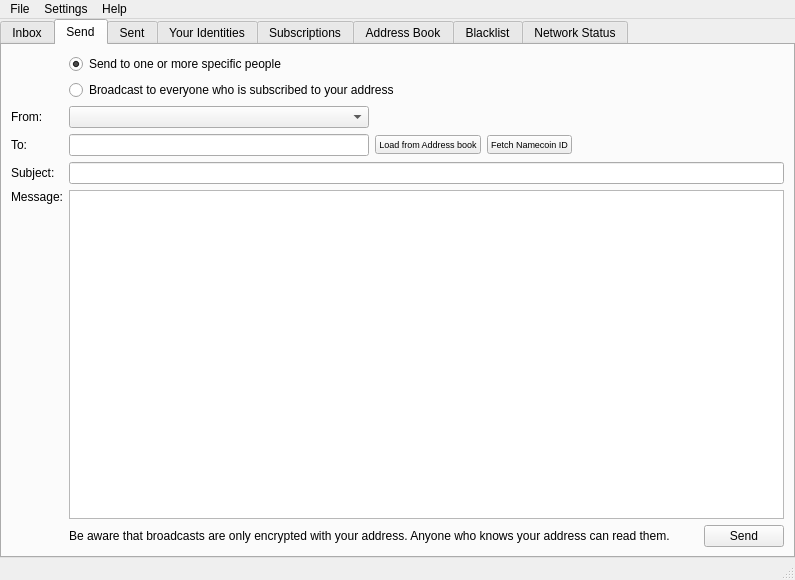
Qt form src/bitmessageqt/bitmessageui.ui (Bitmessage/PyBitmessage) before a commit.
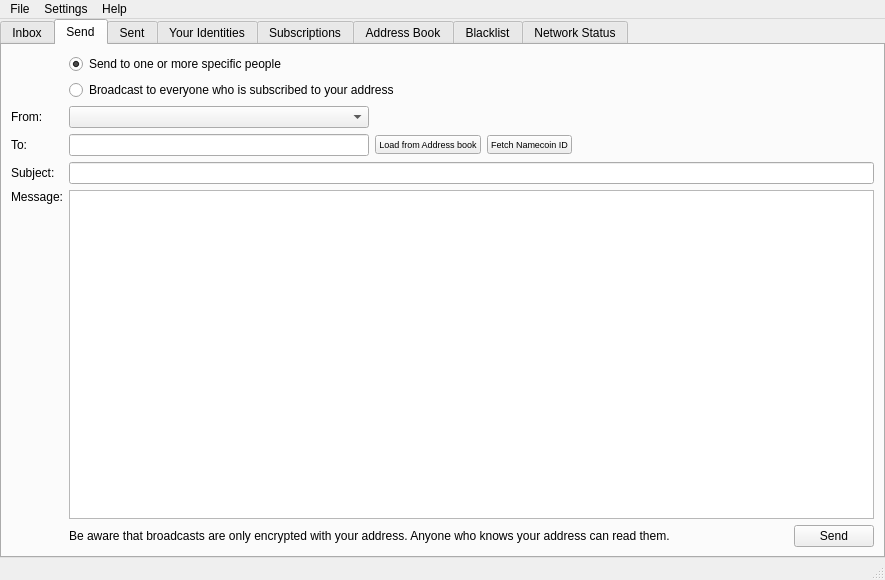
The same form after that commit. The open tabs and pages were chosen to show the change. Icons and pictures are not drawn.

Commit message: revert main window to previous size

```diff
--- a/src/bitmessageqt/bitmessageui.ui
+++ b/src/bitmessageqt/bitmessageui.ui
@@ -6,7 +6,7 @@
    <rect>
     <x>0</x>
     <y>0</y>
-    <width>795</width>
+    <width>885</width>
     <height>580</height>
    </rect>
   </property>
@@ -278,8 +278,8 @@
            <string>&lt;!DOCTYPE HTML PUBLIC &quot;-//W3C//DTD HTML 4.0//EN&quot; &quot;http://www.w3.org/TR/REC-html40/strict.dtd&quot;&gt;
 &lt;html&gt;&lt;head&gt;&lt;meta name=&quot;qrichtext&quot; content=&quot;1&quot; /&gt;&lt;style type=&quot;text/css&quot;&gt;
 p, li { white-space: pre-wrap; }
-&lt;/style&gt;&lt;/head&gt;&lt;body style=&quot; font-family:'MS Shell Dlg 2'; font-size:9pt; font-weight:400; font-style:normal;&quot;&gt;
-&lt;p style=&quot;-qt-paragraph-type:empty; margin-top:0px; margin-bottom:0px; margin-left:0px; margin-right:0px; -qt-block-indent:0; text-indent:0px;&quot;&gt;&lt;br /&gt;&lt;/p&gt;&lt;/body&gt;&lt;/html&gt;</string>
+&lt;/style&gt;&lt;/head&gt;&lt;body style=&quot; font-family:'Sans'; font-size:9pt; font-weight:400; font-style:normal;&quot;&gt;
+&lt;p style=&quot;-qt-paragraph-type:empty; margin-top:0px; margin-bottom:0px; margin-left:0px; margin-right:0px; -qt-block-indent:0; text-indent:0px; font-family:'MS Shell Dlg 2';&quot;&gt;&lt;br /&gt;&lt;/p&gt;&lt;/body&gt;&lt;/html&gt;</string>
           </property>
          </widget>
         </item>
@@ -1054,8 +1054,8 @@
     <rect>
      <x>0</x>
      <y>0</y>
-     <width>795</width>
-     <height>18</height>
+     <width>885</width>
+     <height>27</height>
     </rect>
    </property>
    <widget class="QMenu" name="menuFile">
```
The commit also changes 1 other file.
